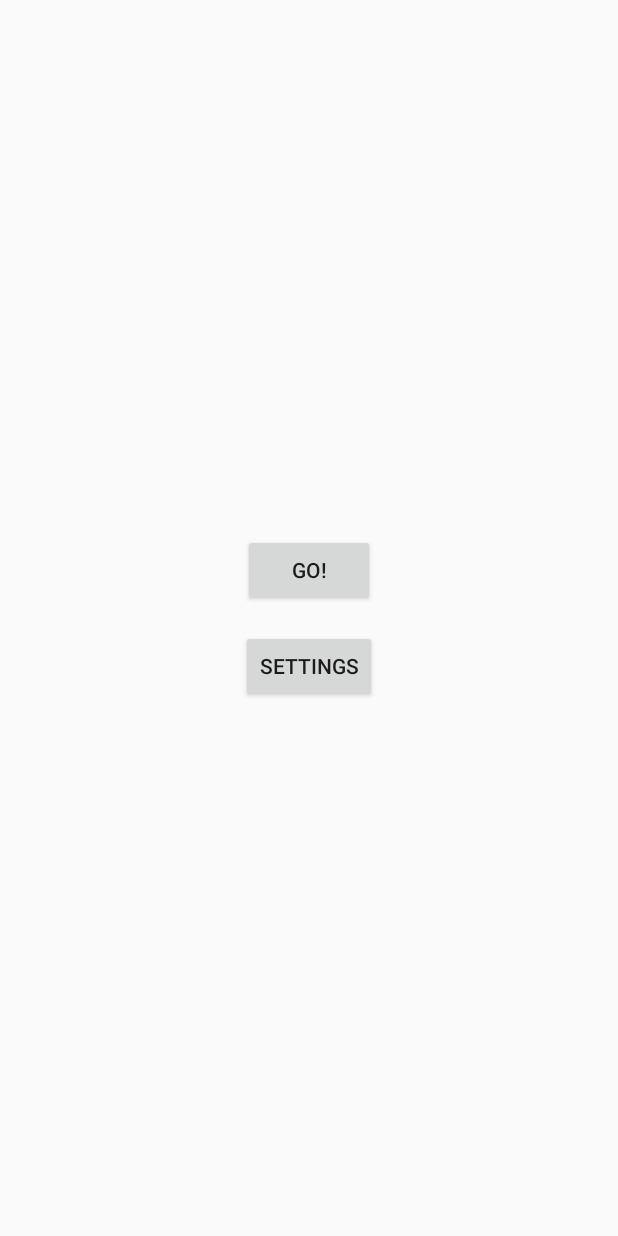
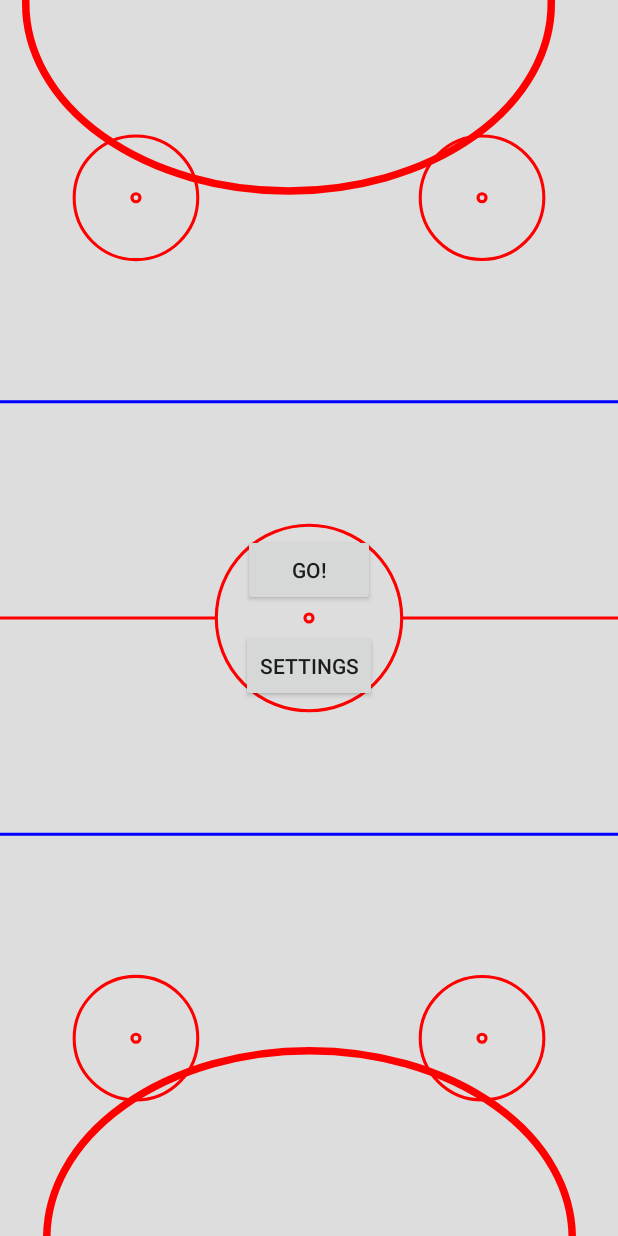
Before and after one commit to InvalidNickname/Air-hockey, an Android app: the layout activity_main.xml on its own in the app's theme, with its tools: preview values and no code run, on a phone screen of 412 x 824 dp. Run offline under Robolectric (Android 15) with nearby library versions, the phone set to English and light mode, and no system bars.

Commit message:
v0.15 - Немного изменил mainActivity - Добавил экран победы

```diff
--- a/app/build.gradle
+++ b/app/build.gradle
@@ -7,7 +7,7 @@ android {
         minSdkVersion 19
         targetSdkVersion 27
         versionCode 1
-        versionName "0.14.1"
+        versionName "0.15"
         testInstrumentationRunner "android.support.test.runner.AndroidJUnitRunner"
         vectorDrawables.useSupportLibrary = true
     }
--- a/app/src/main/AndroidManifest.xml
+++ b/app/src/main/AndroidManifest.xml
@@ -1,3 +1,4 @@
+<?xml version="1.0" encoding="utf-8"?>
 <manifest xmlns:android="http://schemas.android.com/apk/res/android"
     package="hockey.airhockey">
 
@@ -25,5 +26,9 @@
         <activity
             android:name=".GameCustomActivity"
             android:screenOrientation="portrait" />
+        <activity
+            android:theme="@style/WinScreenTheme"
+            android:name=".WinActivity"
+            android:screenOrientation="portrait" />
     </application>
 </manifest>
--- /dev/null
+++ b/app/src/main/res/anim/fade.xml
@@ -0,0 +1,5 @@
+<?xml version="1.0" encoding="utf-8"?>
+<alpha android:fromAlpha="0.0"
+    android:toAlpha="1.0"
+    android:duration="1000"
+    xmlns:android="http://schemas.android.com/apk/res/android" />
--- a/app/src/main/res/layout/activity_main.xml
+++ b/app/src/main/res/layout/activity_main.xml
@@ -6,6 +6,64 @@
     android:layout_height="match_parent"
     android:id="@+id/main"
     tools:layout_editor_absoluteY="25dp">
+
+    <ImageView
+        android:id="@+id/background"
+        android:layout_width="match_parent"
+        android:layout_height="match_parent"
+        android:adjustViewBounds="false"
+        android:cropToPadding="false"
+        android:scaleType="fitXY"
+        app:layout_constraintBottom_toBottomOf="parent"
+        app:layout_constraintEnd_toEndOf="parent"
+        app:layout_constraintStart_toStartOf="parent"
+        app:layout_constraintTop_toTopOf="parent"
+        app:srcCompat="@drawable/background"
+        tools:ignore="ContentDescription" />
+
+    <ImageView
+        android:id="@+id/lower_gate"
+        android:layout_width="wrap_content"
+        android:layout_height="wrap_content"
+        android:adjustViewBounds="false"
+        android:cropToPadding="false"
+        android:scaleType="fitXY"
+        app:layout_constraintBottom_toBottomOf="parent"
+        app:layout_constraintEnd_toEndOf="parent"
+        app:layout_constraintHorizontal_bias="0.5"
+        app:layout_constraintStart_toStartOf="parent"
+        app:layout_constraintTop_toTopOf="parent"
+        app:layout_constraintVertical_bias="1.0"
+        app:srcCompat="@drawable/lower_gate"
+        tools:ignore="ContentDescription" />
+
+    <ImageView
+        android:id="@+id/upper_gate"
+        android:layout_width="wrap_content"
+        android:layout_height="wrap_content"
+        android:adjustViewBounds="false"
+        android:cropToPadding="false"
+        android:scaleType="fitXY"
+        app:layout_constraintBottom_toBottomOf="parent"
+        app:layout_constraintEnd_toEndOf="@+id/lower_gate"
+        app:layout_constraintStart_toStartOf="parent"
+        app:layout_constraintTop_toTopOf="parent"
+        app:layout_constraintVertical_bias="0.0"
+        app:srcCompat="@drawable/upper_gate"
+        tools:ignore="ContentDescription" />
+
+    <Button
+        android:id="@+id/settings"
+        android:layout_width="wrap_content"
+        android:layout_height="wrap_content"
+        android:layout_marginBottom="8dp"
+        android:layout_marginTop="8dp"
+        android:onClick="openSettings"
+        android:text="@string/settings"
+        app:layout_constraintBottom_toBottomOf="parent"
+        app:layout_constraintEnd_toEndOf="parent"
+        app:layout_constraintStart_toStartOf="parent"
+        app:layout_constraintTop_toBottomOf="@+id/start" />
 
     <Button
         android:id="@+id/start"
@@ -21,17 +79,4 @@
         app:layout_constraintTop_toTopOf="parent"
         app:layout_constraintVertical_chainStyle="packed" />
 
-    <Button
-        android:id="@+id/settings"
-        android:layout_width="wrap_content"
-        android:layout_height="wrap_content"
-        android:layout_marginBottom="8dp"
-        android:layout_marginTop="8dp"
-        android:onClick="openSettings"
-        android:text="@string/settings"
-        app:layout_constraintBottom_toBottomOf="parent"
-        app:layout_constraintEnd_toEndOf="parent"
-        app:layout_constraintStart_toStartOf="parent"
-        app:layout_constraintTop_toBottomOf="@+id/start" />
-
 </android.support.constraint.ConstraintLayout>
--- a/app/src/main/res/values/colors.xml
+++ b/app/src/main/res/values/colors.xml
@@ -3,4 +3,5 @@
     <color name="colorPrimary">#3F51B5</color>
     <color name="colorPrimaryDark">#303F9F</color>
     <color name="colorAccent">#FF4081</color>
+    <color name="transparent">#00ffffff</color>
 </resources>
--- a/app/src/main/res/values/settings.xml
+++ b/app/src/main/res/values/settings.xml
@@ -9,5 +9,5 @@
     <integer name="start_anim_stop">700</integer> <!-- анимация перед началом игры -->
     <integer name="number_of_pucks">2</integer> <!-- кол-во изображений шайбы -->
     <integer name="number_of_players">2</integer> <!-- кол-во изображений биты -->
-    <integer name="goal_threshold">10</integer> <!-- до скольки очков идёт игра -->
+    <integer name="goal_threshold">9</integer> <!-- до скольки очков идёт игра -->
 </resources>
--- a/app/src/main/res/values/strings.xml
+++ b/app/src/main/res/values/strings.xml
@@ -2,4 +2,7 @@
     <string name="app_name">Air hockey</string>
     <string name="start">Go!</string>
     <string name="settings">Settings</string>
+    <string name="win">Win!</string>
+    <string name="menu">Menu</string>
+    <string name="restart">Restart</string>
 </resources>
--- a/app/src/main/res/values/styles.xml
+++ b/app/src/main/res/values/styles.xml
@@ -6,4 +6,13 @@
         <item name="colorAccent">@color/colorAccent</item>
         <item name="windowNoTitle">true</item>
     </style>
+
+    <style name="WinScreenTheme" parent="Theme.AppCompat.Light.DarkActionBar">
+        <item name="colorPrimary">@color/colorPrimary</item>
+        <item name="colorPrimaryDark">@color/colorPrimaryDark</item>
+        <item name="colorAccent">@color/colorAccent</item>
+        <item name="windowNoTitle">true</item>
+        <item name="android:windowIsTranslucent">true</item>
+        <item name="android:windowBackground">@color/transparent</item>
+    </style>
 </resources>
```
Also changed, not shown: app/src/main/java/hockey/airhockey/GameField.java (+9 -4 lines), app/src/main/java/hockey/airhockey/MainActivity.java (+3 -11 lines), app/src/main/java/hockey/airhockey/WinActivity.java (added, +76 -0 lines), app/src/main/res/drawable/lower_blocker.xml (added, +7 -0 lines), app/src/main/res/drawable/upper_blocker.xml (added, +7 -0 lines), app/src/main/res/layout/activity_win.xml (added, +109 -0 lines).
